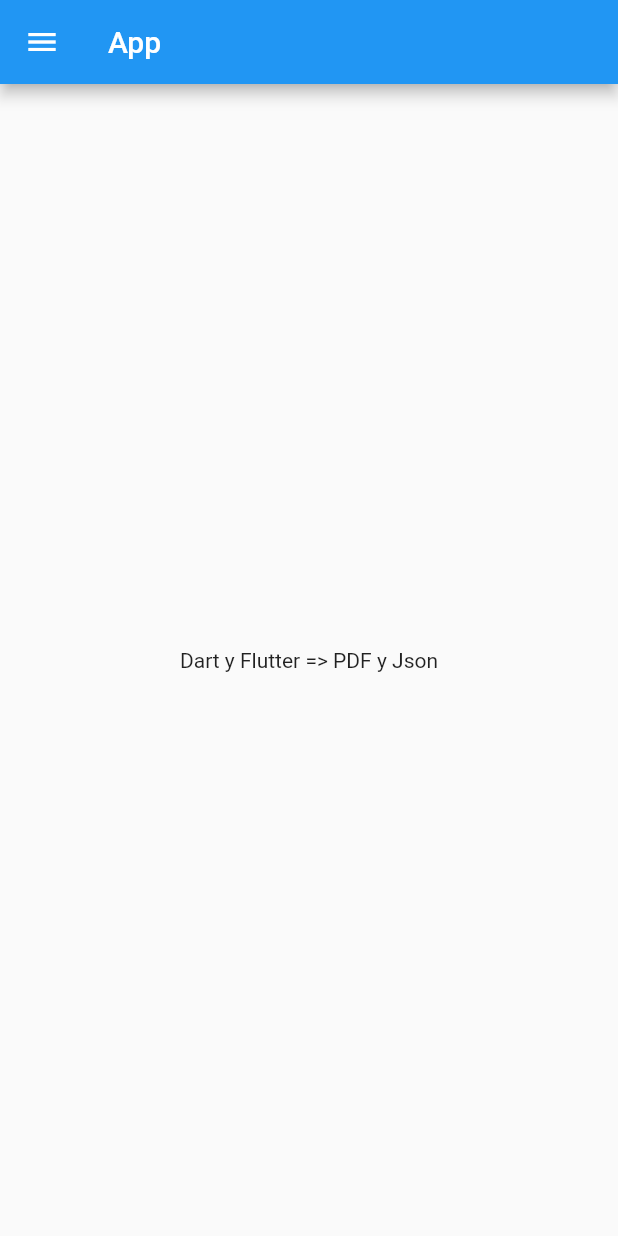
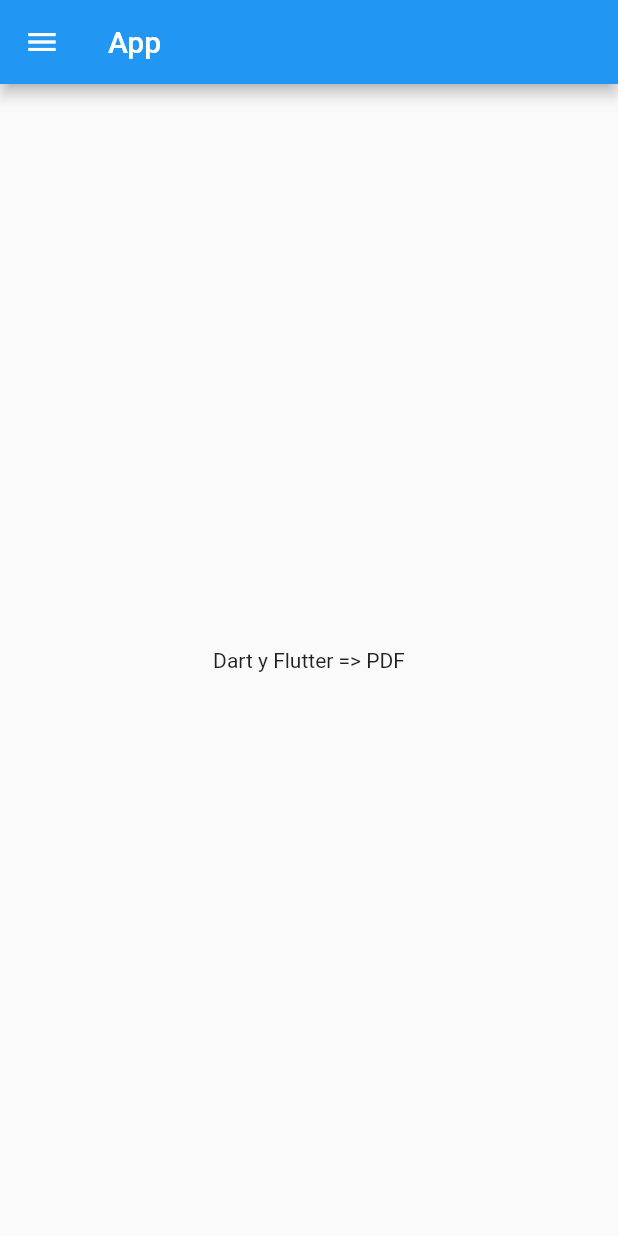
Before and after one commit to JavierGonzalezAlvarez/flutter_vista_archivo_pdf, a Flutter app: the screen it shows after launch, on a phone screen of 412 x 824 dp. Run offline on Flutter 3.47's test engine with Material 2 defaults, Android fonts, the phone set to English and light mode, and no system bars.

Commit message:
App
Cambio es descripcion

```diff
--- a/lib/src/pages/home_page.dart
+++ b/lib/src/pages/home_page.dart
@@ -14,7 +14,7 @@ class HomePage extends StatelessWidget {
           ),
           body: Center
               (
-                child: Text("Dart y Flutter => PDF y Json"),
+                child: Text("Dart y Flutter => PDF"),
              ),
 
       );
```
Also changed, not shown: lib/src/pages/pdf_page.dart (+2 -12 lines).
